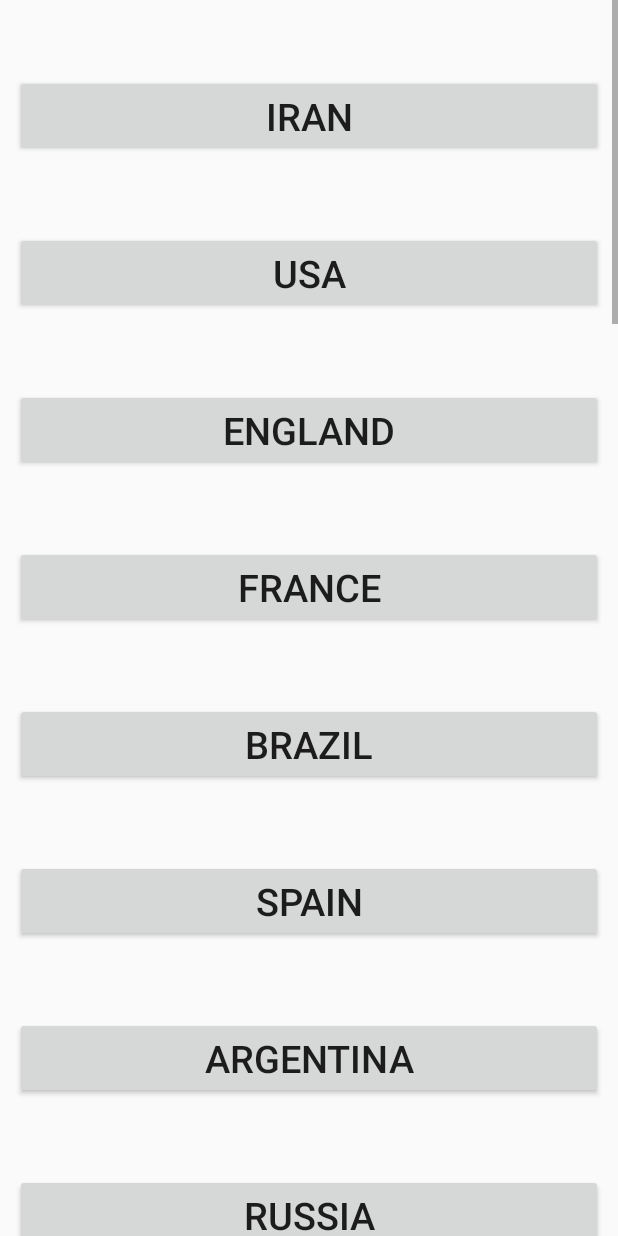
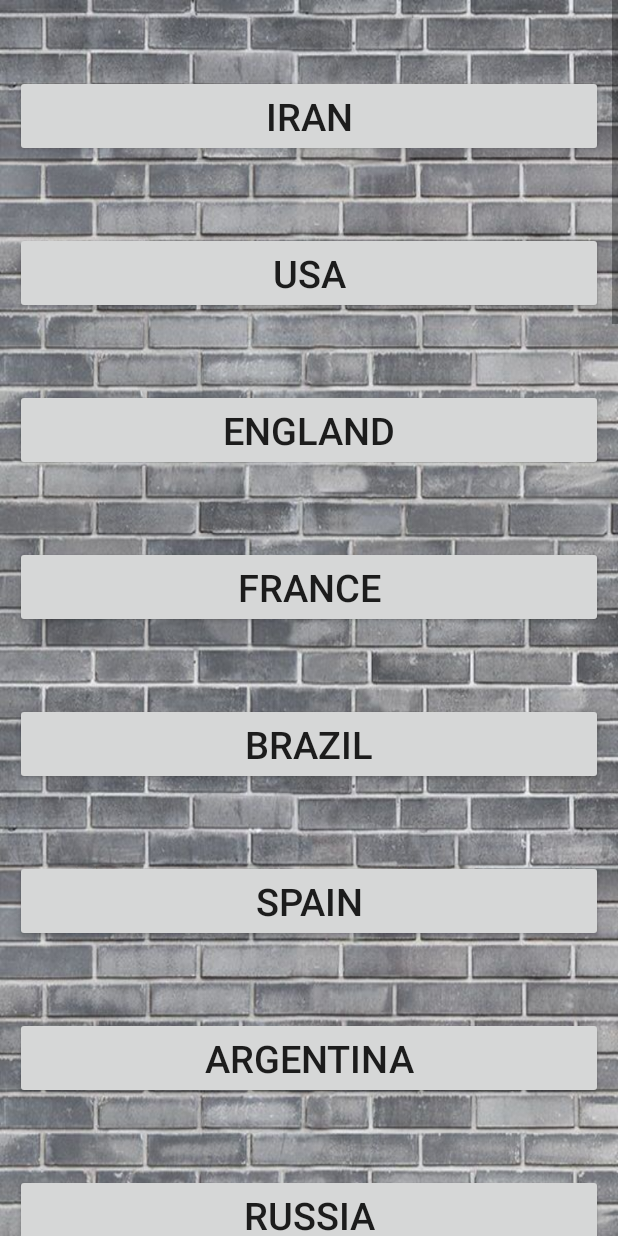
Before and after one commit to AOC157/find-game, an Android app: the layout activity_cities.xml on its own in the app's theme, with its tools: preview values and no code run, on a phone screen of 412 x 824 dp. Run offline under Robolectric (Android 15) with nearby library versions, the light colour scheme and no system bars.

Commit message:
add bg into CitiesActivity

```diff
--- a/app/src/main/res/layout/activity_cities.xml
+++ b/app/src/main/res/layout/activity_cities.xml
@@ -4,6 +4,7 @@
     xmlns:tools="http://schemas.android.com/tools"
     android:layout_width="match_parent"
     android:layout_height="match_parent"
+    android:background="@drawable/bg6"
     tools:context=".CitiesActivity">
 
     <LinearLayout
```
